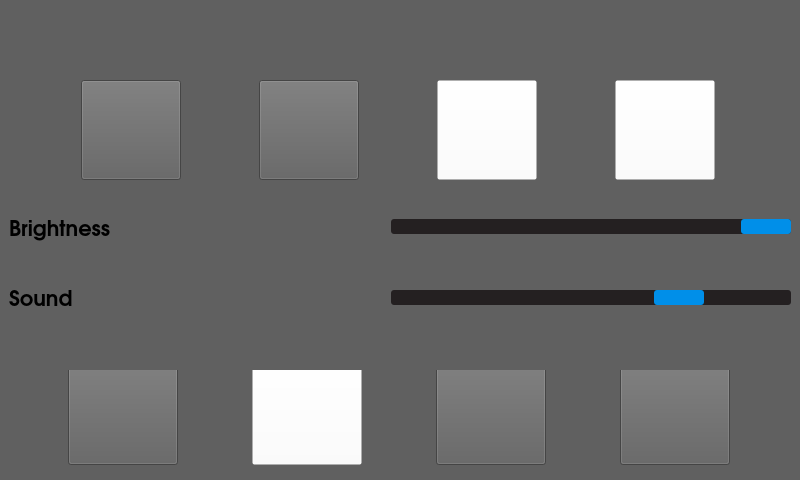
Above: ui/settingswindow.ui from Huntler/AndroidAutoUI- before the change. Below: the same form after it.
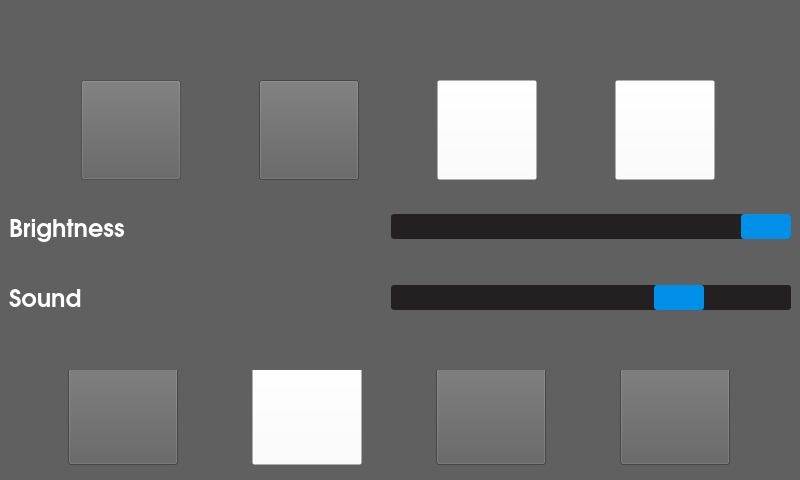
That is the form after the change. Icons and pictures are not drawn.

The edit to the form file:
```diff
--- a/ui/settingswindow.ui
+++ b/ui/settingswindow.ui
@@ -162,10 +162,13 @@
        <widget class="QWidget" name="placeholder" native="true"/>
       </item>
       <item>
-       <widget class="QWidget" name="" native="true">
+       <widget class="QWidget" name="widget" native="true">
         <layout class="QHBoxLayout" name="horizontalLayout_4">
          <item>
           <widget class="QPushButton" name="hotspot_settings">
+           <property name="enabled">
+            <bool>false</bool>
+           </property>
            <property name="minimumSize">
             <size>
              <width>100</width>
@@ -269,11 +272,15 @@
            <property name="font">
             <font>
              <family>URW Gothic L</family>
-             <pointsize>16</pointsize>
+             <pointsize>18</pointsize>
              <weight>75</weight>
+             <italic>false</italic>
              <bold>true</bold>
             </font>
            </property>
+           <property name="styleSheet">
+            <string notr="true">color: rgb(255, 255, 255);</string>
+           </property>
            <property name="text">
             <string>Brightness</string>
            </property>
@@ -287,6 +294,12 @@
          </item>
          <item>
           <widget class="QSlider" name="brighness_slider">
+           <property name="minimumSize">
+            <size>
+             <width>0</width>
+             <height>25</height>
+            </size>
+           </property>
            <property name="maximumSize">
             <size>
              <width>400</width>
@@ -338,11 +351,15 @@
            <property name="font">
             <font>
              <family>URW Gothic L</family>
-             <pointsize>16</pointsize>
+             <pointsize>18</pointsize>
              <weight>75</weight>
+             <italic>false</italic>
              <bold>true</bold>
             </font>
            </property>
+           <property name="styleSheet">
+            <string notr="true">color: rgb(255, 255, 255);</string>
+           </property>
            <property name="text">
             <string>Sound</string>
            </property>
@@ -356,6 +373,12 @@
          </item>
          <item>
           <widget class="QSlider" name="sound_slider">
+           <property name="minimumSize">
+            <size>
+             <width>0</width>
+             <height>25</height>
+            </size>
+           </property>
            <property name="maximumSize">
             <size>
              <width>400</width>
```
